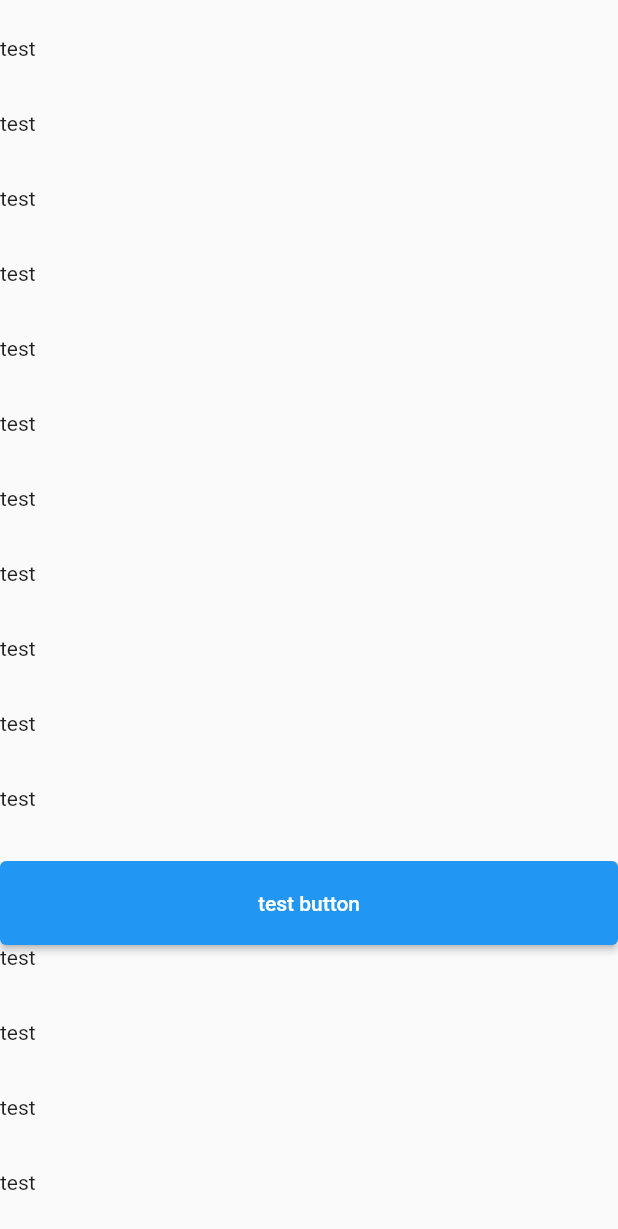
After one commit to lovekid1997/StateManage, a Flutter app: the screen it shows after launch, after a tap on "Anchor Widget Example", on a phone screen of 412 x 824 dp. The commit adds this screen. Shown: the top 1229 px of the screen. Run offline on Flutter 3.47's test engine with Material 2 defaults, Android fonts, the phone set to English and light mode, and no system bars; our stand-ins replace bloc, cached_network_image, dio, equatable, flutter_bloc, flutter_hooks and 12 more; missing offline and left inert: pigeon; generated files the repository leaves out were written again; network calls fail; project files that could hold a hidden picture were left out.

Commit message:
add anchor widget

```diff
--- /dev/null
+++ b/lib/features/anchor_widget_example/anchor_widget_example.dart
@@ -0,0 +1,124 @@
+import 'dart:math';
+
+import 'package:flutter/material.dart';
+
+class AnchorWidgetExapleScreen extends StatefulWidget {
+  const AnchorWidgetExapleScreen({Key? key}) : super(key: key);
+
+  @override
+  _AnchorWidgetExapleScreenState createState() =>
+      _AnchorWidgetExapleScreenState();
+}
+
+class _AnchorWidgetExapleScreenState extends State<AnchorWidgetExapleScreen> {
+  final ValueKey key = const ValueKey('test key');
+  final GlobalKey key1 = GlobalKey();
+  final ScrollController controller = ScrollController();
+
+  @override
+  void initState() {
+    controller.addListener(() {
+      checkWidgetIsRender();
+    });
+    super.initState();
+  }
+
+  @override
+  void dispose() {
+    controller.dispose();
+    super.dispose();
+  }
+
+  @override
+  Widget build(BuildContext context) {
+    return Scaffold(
+      // appBar: AppBar(
+      //   title: const Text('anchor example'),
+      // ),
+      // bottomNavigationBar: SizedBox(
+      //   width: double.infinity,
+      //   height: 50,
+      //   child: ElevatedButton(
+      //         key: key,
+      //         onPressed: () {},
+      //         child: const Text('test button'),
+      //                    ),
+      // ),
+      body: SafeArea(
+        child: CustomScrollView(
+          reverse: true,
+          slivers: [
+            SliverPersistentHeader(
+              delegate: AccountSliverAppBar(
+                onTap: () {},
+              ),
+              pinned: true,
+            ),
+            SliverList(
+              delegate: SliverChildListDelegate(
+                List.generate(
+                  50,
+                  (index) => const SizedBox(
+                    width: double.infinity,
+                    height: 50,
+                    child: Text('test'),
+                  ),
+                ),
+              ),
+            )
+          ],
+        ),
+      ),
+    );
+  }
+
+  void checkWidgetIsRender() {}
+}
+
+class AccountSliverAppBar extends SliverPersistentHeaderDelegate {
+  final Function onTap;
+  AccountSliverAppBar({required this.onTap});
+  @override
+  Widget build(
+      BuildContext context, double shrinkOffset, bool overlapsContent) {
+    return Container(
+      color: Colors.transparent,
+      width: double.infinity,
+      height: maxExtent,
+      child: SingleChildScrollView(
+        physics: const NeverScrollableScrollPhysics(),
+        child: Column(
+          mainAxisSize: MainAxisSize.min,
+          children: [
+            SizedBox(
+              width: double.infinity,
+              height: kToolbarHeight,
+              child: ElevatedButton(
+                onPressed: () {},
+                child: const Text('test button'),
+              ),
+            ),
+          ]..addAll(
+              List.generate(
+                30,
+                (index) => const SizedBox(
+                  width: double.infinity,
+                  height: 50,
+                  child: Text('test'),
+                ),
+              ),
+            ),
+        ),
+      ),
+    );
+  }
+
+  @override
+  double get maxExtent => 250;
+
+  @override
+  double get minExtent => kToolbarHeight;
+
+  @override
+  bool shouldRebuild(SliverPersistentHeaderDelegate oldDelegate) => true;
+}
--- a/lib/features/socket_io/bloc/socket_bloc.dart
+++ b/lib/features/socket_io/bloc/socket_bloc.dart
@@ -78,15 +78,17 @@ class SocketBloc extends Bloc<SocketEvent, SocketState> with HandleCommon {
 
   void _connectSocketIo() {
     _socketIO = io.io(
-      'http://192.168.100.4:3000',
+      'https://my-website-v.herokuapp.com',
       io.OptionBuilder()
           .disableAutoConnect()
+          .enableReconnection()
           .setTransports(['websocket']).build(),
     );
     _socketIO.connect();
 
     _socketIO.onConnect((data) => log('onConnect: $data'));
 
+    _socketIO.onConnectTimeout((data) => log('time out socket'));
     _joinRoom();
     _alertUserJoinRoom();
     _listenMessage();
--- a/lib/main.dart
+++ b/lib/main.dart
@@ -64,6 +64,10 @@ class MyHomePage extends StatelessWidget {
             onPressed: () => Get.toNamed(AppRoute.socketIoScreen),
             child: const Text('Socket io example'),
           ),
+          TextButton(
+            onPressed: () => Get.toNamed(AppRoute.anchorWidgetExapleScreen),
+            child: const Text('Anchor Widget Example'),
+          ),
         ],
       ),
     );
--- a/lib/routes.dart
+++ b/lib/routes.dart
@@ -1,6 +1,7 @@
 import 'package:flutter/material.dart';
 import 'package:get/get.dart';
 import 'package:page_transition/page_transition.dart';
+import 'package:state_manage/features/anchor_widget_example/anchor_widget_example.dart';
 import 'package:state_manage/features/channel_example/method_channel_screen.dart';
 import 'package:state_manage/features/get_controller_example/bingdings/get_bingding.dart';
 import 'package:state_manage/features/get_controller_example/get_controller_screen.dart';
@@ -27,6 +28,7 @@ class AppRoute {
   static const String getControllerScreen = '/getControllerScreen';
   static const String sensorExampleScreen = '/sensorExampleScreen';
   static const String socketIoScreen = '/socketIoScreen';
+  static const String anchorWidgetExapleScreen = '/anchorWidgetExapleScreen';
 
   static List<GetPage> generateRouteGet() {
     return [
@@ -56,6 +58,11 @@ class AppRoute {
         page: () => SocketIoScreen.init(),
         transition: Transition.rightToLeft,
       ),
+      GetPage(
+        name: anchorWidgetExapleScreen,
+        page: () => const AnchorWidgetExapleScreen(),
+        transition: Transition.rightToLeft,
+      ),
     ];
   }
 
@@ -66,26 +73,4 @@ class AppRoute {
         ),
         transition: Transition.rightToLeftWithFade,
       );
-  //
-  // static Route<dynamic> generateRoute(RouteSettings settings) {
-  //   switch (settings.name) {
-  //     case riverPodScreen:
-  //       return PageViewTransition(
-  //           child: const RiverpodScreen(), settings: settings);
-  //     case methodChannelScreen:
-  //       return PageViewTransition(
-  //           child: const MethodChannelScreen(), settings: settings);
-  //     case getControllerScreen:
-  //       return PageViewTransition(
-  //           child: GetControllerScreen.init(), settings: settings);
-
-  //     default:
-  //       return PageViewTransition(
-  //         child: Scaffold(
-  //           body: Center(child: Text('No route defined for ${settings.name}')),
-  //         ),
-  //         settings: settings,
-  //       );
-  //   }
-  // }
 }
```
Also changed, not shown: 1 other file.
